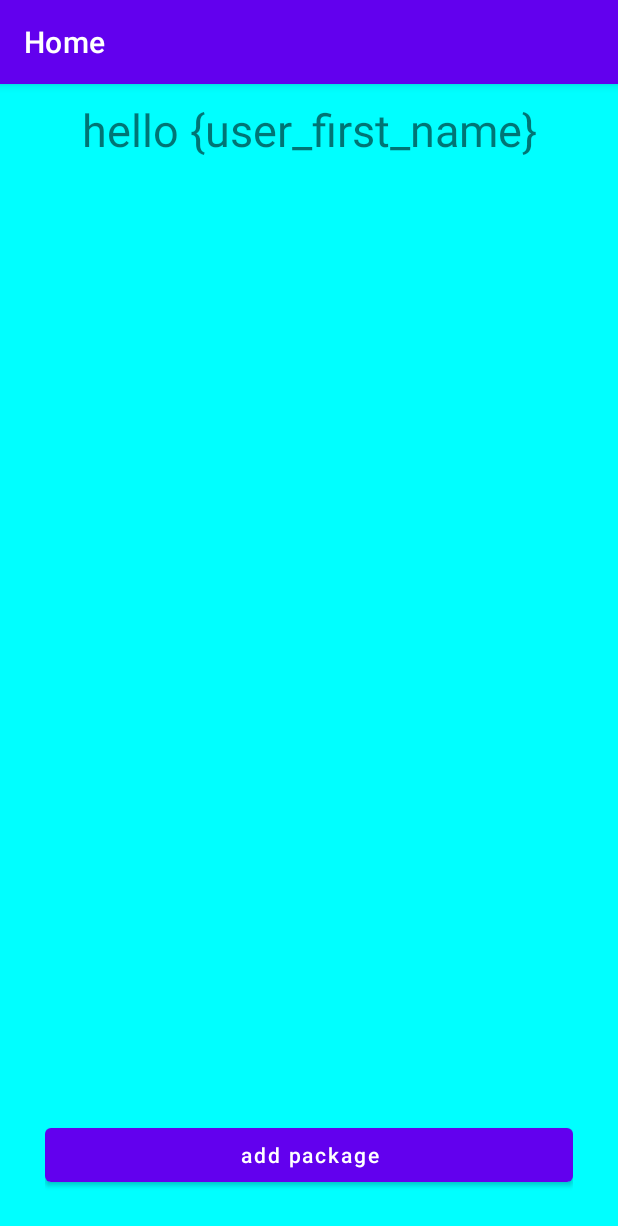
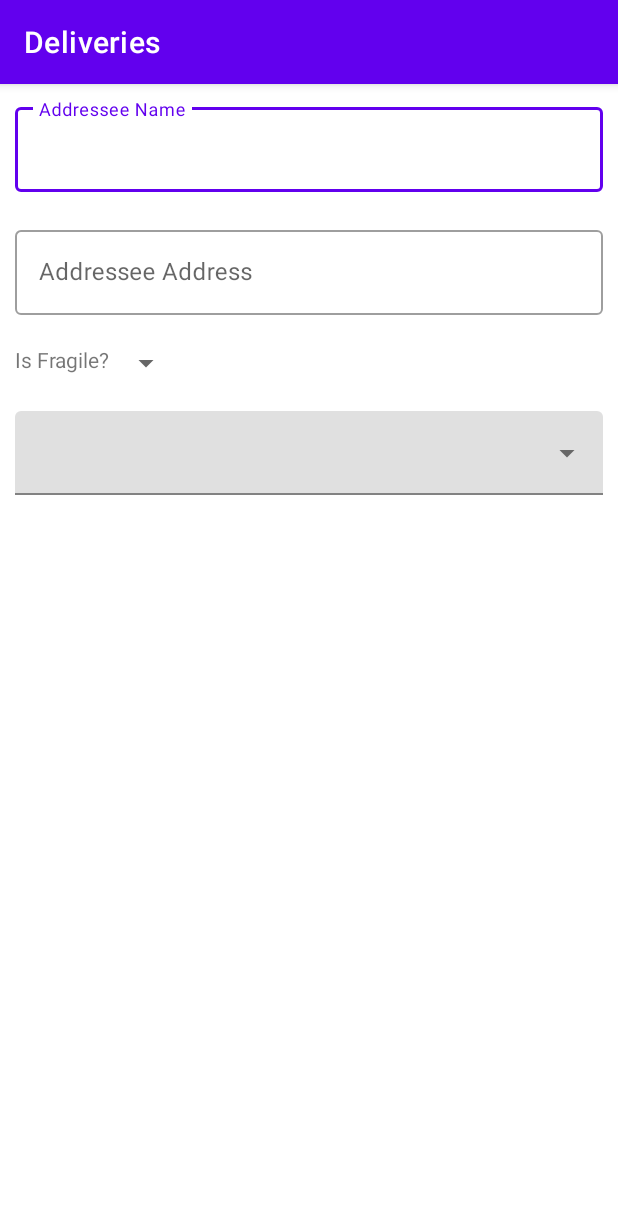
Before and after one commit to idavidkam/weDeliver, an Android app: the HomeActivity screen opened directly, with no data from a screen before it, after a tap on "add package", on a phone screen of 412 x 824 dp. Shown: the top 1226 px of the screen. Run offline under Robolectric (Android 15) with nearby library versions, the phone set to English and light mode, and no system bars; 2 statements that could not run were skipped.

Commit message:
add package new window

```diff
--- a/app/src/main/AndroidManifest.xml
+++ b/app/src/main/AndroidManifest.xml
@@ -9,6 +9,9 @@
         android:roundIcon="@mipmap/ic_launcher_round"
         android:supportsRtl="true"
         android:theme="@style/Theme.ShipCalc">
+        <activity
+            android:name=".AddPackage"
+            android:exported="true" />
         <activity
             android:name=".signin"
             android:exported="false" />
--- /dev/null
+++ b/app/src/main/java/app/shipcalc/AddPackage.kt
@@ -0,0 +1,25 @@
+package app.shipcalc
+
+import androidx.appcompat.app.AppCompatActivity
+import android.os.Bundle
+import android.view.View
+import android.widget.ArrayAdapter
+import android.widget.AutoCompleteTextView
+import android.widget.EditText
+import android.widget.TextView
+import androidx.core.content.ContentProviderCompat.requireContext
+
+val items = listOf("Envelop", "Small Package", "Large Package")
+lateinit  var deliveryTypes: EditText
+
+class AddPackage : AppCompatActivity() {
+    override fun onCreate(savedInstanceState: Bundle?) {
+        super.onCreate(savedInstanceState)
+        setContentView(R.layout.activity_add_package)
+
+        deliveryTypes = findViewById(R.id.addPkgTextPackageType)
+        val adapter = ArrayAdapter(this, R.layout.delivery_types_list, items)
+        (deliveryTypes as? AutoCompleteTextView)?.setAdapter(adapter)
+
+    }
+}
--- a/app/src/main/java/app/shipcalc/HomeActivity.kt
+++ b/app/src/main/java/app/shipcalc/HomeActivity.kt
@@ -1,5 +1,6 @@
 package app.shipcalc
 
+import android.content.Intent
 import androidx.appcompat.app.AppCompatActivity
 import android.os.Bundle
 import android.widget.Button
@@ -13,6 +14,8 @@ class HomeActivity : AppCompatActivity() {
         setContentView(R.layout.activity_home)
         addPackageButton = findViewById(R.id.home_button_addPackage)
         addPackageButton.setOnClickListener {
+            startActivity(Intent(this@HomeActivity, AddPackage::class.java))
+
         }
     }
 }
--- /dev/null
+++ b/app/src/main/res/layout/activity_add_package.xml
@@ -0,0 +1,70 @@
+<?xml version="1.0" encoding="utf-8"?>
+<LinearLayout xmlns:android="http://schemas.android.com/apk/res/android"
+    xmlns:app="http://schemas.android.com/apk/res-auto"
+    xmlns:tools="http://schemas.android.com/tools"
+    android:layout_width="match_parent"
+    android:layout_height="match_parent"
+    android:orientation="vertical"
+    tools:context=".AddPackage">
+
+    <com.google.android.material.textfield.TextInputLayout
+        style="@style/Widget.MaterialComponents.TextInputLayout.OutlinedBox"
+        android:id="@+id/addPkgTextAddresseeName"
+        android:layout_width="match_parent"
+        android:layout_height="wrap_content"
+        android:layout_margin="10dp"
+        app:layout_constraintStart_toStartOf="parent"
+        app:layout_constraintTop_toTopOf="parent">
+        <com.google.android.material.textfield.TextInputEditText
+            android:layout_width="match_parent"
+            android:layout_height="wrap_content"
+            android:hint="Addressee Name"/>
+    </com.google.android.material.textfield.TextInputLayout>
+
+    <com.google.android.material.textfield.TextInputLayout
+        style="@style/Widget.MaterialComponents.TextInputLayout.OutlinedBox"
+        android:id="@+id/addPkgTextAddresseeAddress"
+        android:layout_width="match_parent"
+        android:layout_height="wrap_content"
+        android:layout_margin="10dp"
+        app:layout_constraintStart_toStartOf="parent"
+        app:layout_constraintTop_toTopOf="parent">
+        <com.google.android.material.textfield.TextInputEditText
+            android:layout_width="match_parent"
+            android:layout_height="wrap_content"
+            android:hint="Addressee Address"/>
+    </com.google.android.material.textfield.TextInputLayout>
+
+    <LinearLayout
+        android:layout_width="match_parent"
+        android:layout_height="wrap_content"
+        android:layout_margin="10dp">
+        <TextView
+            android:layout_width="wrap_content"
+            android:layout_height="wrap_content"
+            android:text="Is Fragile?"/>
+        <Spinner
+            android:layout_width="wrap_content"
+            android:layout_height="wrap_content"
+            android:id="@+id/addPkgSpinnerIsFragile"/>
+    </LinearLayout>
+
+    <com.google.android.material.textfield.TextInputLayout
+        android:id="@+id/addPkgTextPackageType"
+        android:layout_width="match_parent"
+        android:layout_height="wrap_content"
+        android:layout_margin="10dp"
+        app:layout_constraintStart_toStartOf="parent"
+        app:layout_constraintTop_toTopOf="parent"
+        style="@style/Widget.MaterialComponents.TextInputLayout.FilledBox.ExposedDropdownMenu">
+
+        <AutoCompleteTextView
+            android:layout_width="match_parent"
+            android:layout_height="wrap_content"
+            android:inputType="none"
+            />
+    </com.google.android.material.textfield.TextInputLayout>
+
+
+
+</LinearLayout>
--- /dev/null
+++ b/app/src/main/res/layout/delivery_types_list.xml
@@ -0,0 +1,14 @@
+<?xml version="1.0" encoding="utf-8"?>
+<LinearLayout xmlns:android="http://schemas.android.com/apk/res/android"
+    android:layout_width="match_parent"
+    android:layout_height="match_parent">
+
+    <TextView xmlns:android="http://schemas.android.com/apk/res/android"
+        android:layout_width="match_parent"
+        android:layout_height="wrap_content"
+        android:ellipsize="end"
+        android:maxLines="1"
+        android:padding="16dp"
+        android:textAppearance="?attr/textAppearanceSubtitle1" />
+
+</LinearLayout>
```
